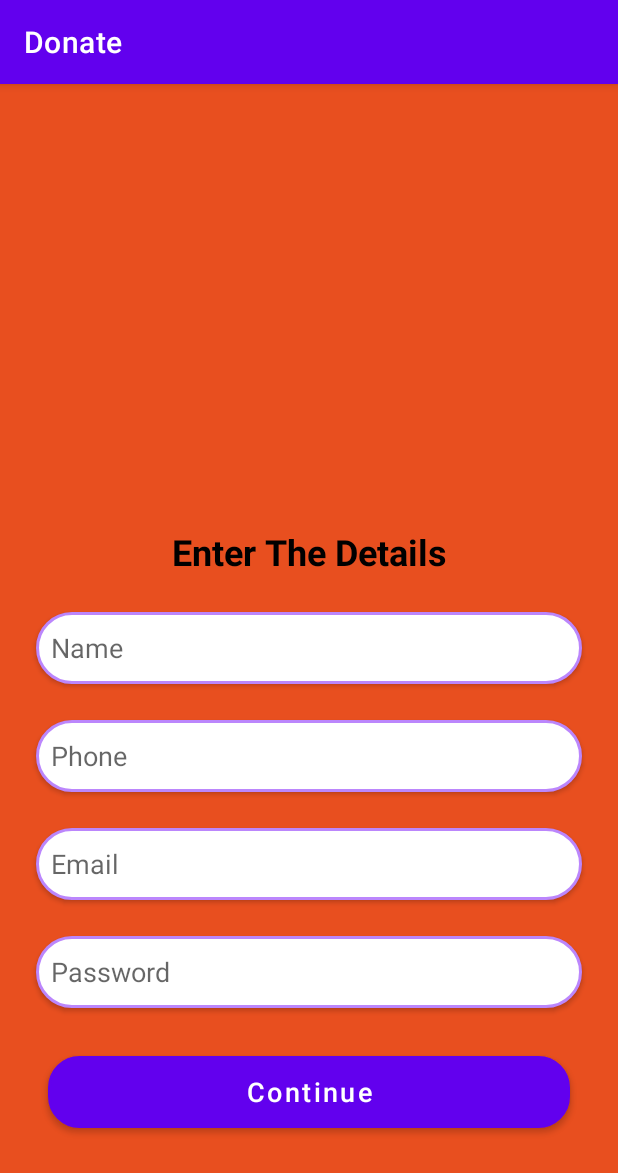
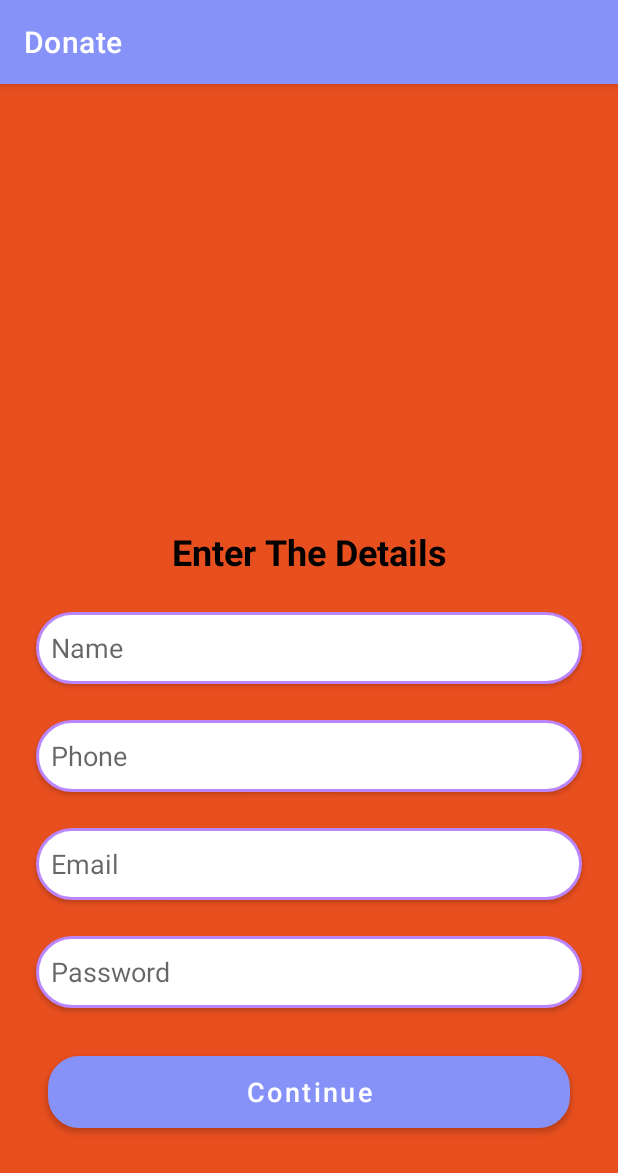
Before and after one commit to akshaymagar2003/Donate, an Android app: the screen it shows after launch (RegisterActivity), after a tap on "Register", on a phone screen of 412 x 824 dp. Shown: the top 1173 px of the screen. Run offline under Robolectric (Android 15) with nearby library versions, the phone set to English and light mode, and no system bars; our stand-ins replace Firebase (no records; nobody signed in at launch, a user with empty details on screens opened directly), navigation-ui; libraries missing offline, so code that uses them is left out: com.denzcoskun.imageslider; 5 statements that could not run were skipped.

Commit message:
homepage Inhanced

```diff
--- a/app/build.gradle
+++ b/app/build.gradle
@@ -41,6 +41,7 @@ android {
 }
 
 dependencies {
+    implementation 'com.github.denzcoskun:ImageSlideshow:0.1.0'
     implementation 'com.google.code.gson:gson:2.9.0'
     implementation 'androidx.core:core-ktx:1.7.0'
     implementation 'androidx.appcompat:appcompat:1.6.1'
--- a/app/src/main/java/com/example/donate/Forms/ItemViewFragment.kt
+++ b/app/src/main/java/com/example/donate/Forms/ItemViewFragment.kt
@@ -7,13 +7,17 @@ import android.view.LayoutInflater
 import android.view.View
 import android.view.ViewGroup
 import android.widget.Toast
+import androidx.appcompat.app.AppCompatActivity
 import androidx.fragment.app.Fragment
 import androidx.lifecycle.Observer
 import androidx.lifecycle.ViewModelProvider
 import androidx.recyclerview.widget.LinearLayoutManager
+import com.denzcoskun.imageslider.constants.ScaleTypes
+import com.denzcoskun.imageslider.models.SlideModel
 import com.example.donate.Adapter.MyAdapter
 import com.example.donate.Models.Order
 import com.example.donate.Models.UserViewModel
+import com.example.donate.R
 import com.example.donate.Repository.UserViewModelFactory
 
 import com.example.donate.databinding.FragmentItemViewBinding
@@ -25,7 +29,7 @@ lateinit var adapter:MyAdapter
 class ItemViewFragment : Fragment() {
     private var _binding: FragmentItemViewBinding? = null
     private val binding get() = _binding!!
-
+    val imageList = ArrayList<SlideModel>()
 
     override fun onCreateView(
         inflater: LayoutInflater,
@@ -34,7 +38,7 @@ class ItemViewFragment : Fragment() {
     ): View? {
         _binding = FragmentItemViewBinding.inflate(inflater, container, false)
         val view = binding.root
-
+        (requireActivity() as AppCompatActivity).supportActionBar?.show()
         return view
     }
 
@@ -44,6 +48,17 @@ class ItemViewFragment : Fragment() {
         binding.recycler.setHasFixedSize(true)
         adapter= MyAdapter(::onItemClicked)
         binding.recycler.adapter= adapter
+
+
+        imageList.add(SlideModel(R.drawable.image1,ScaleTypes.FIT))
+        imageList.add(SlideModel(R.drawable.image2,ScaleTypes.FIT))
+        imageList.add(SlideModel(R.drawable.image3,ScaleTypes.FIT))
+        imageList.add(SlideModel(R.drawable.image4,ScaleTypes.FIT))
+        binding.imageSlider.setImageList(imageList,ScaleTypes.FIT)
+
+
+
+
         val preferences = requireActivity().getPreferences(Context.MODE_PRIVATE)
         val value = preferences.getString("Email", "error")
         Log.d("testing","$value")
--- a/app/src/main/java/com/example/donate/Forms/ProfileFragment.kt
+++ b/app/src/main/java/com/example/donate/Forms/ProfileFragment.kt
@@ -1,11 +1,13 @@
 package com.example.donate.Forms
 
 import android.os.Bundle
-import androidx.fragment.app.Fragment
 import android.view.LayoutInflater
 import android.view.View
 import android.view.ViewGroup
+import androidx.appcompat.app.AppCompatActivity
+import androidx.fragment.app.Fragment
 import com.example.donate.R
+
 
 // TODO: Rename parameter arguments, choose names that match
 // the fragment initialization parameters, e.g. ARG_ITEM_NUMBER
@@ -28,6 +30,7 @@ class ProfileFragment : Fragment() {
             param1 = it.getString(ARG_PARAM1)
             param2 = it.getString(ARG_PARAM2)
         }
+        (activity as AppCompatActivity?)!!.supportActionBar!!.hide()
     }
 
     override fun onCreateView(
--- a/app/src/main/res/values/colors.xml
+++ b/app/src/main/res/values/colors.xml
@@ -16,4 +16,6 @@
     <color name="contentTextColor">#020000</color>
     <color name="imageBorderColor">#E01E7A</color>
     <color name="miniTitle">#2A2E43</color>
+    <color name="lavender">#8692f7</color>
+
 </resources>
--- a/app/src/main/res/values/themes.xml
+++ b/app/src/main/res/values/themes.xml
@@ -2,7 +2,7 @@
     <!-- Base application theme. -->
     <style name="Theme.Donate" parent="Theme.MaterialComponents.DayNight.DarkActionBar">
         <!-- Primary brand color. -->
-        <item name="colorPrimary">@color/purple_500</item>
+        <item name="colorPrimary">@color/lavender</item>
         <item name="colorPrimaryVariant">@color/purple_700</item>
         <item name="colorOnPrimary">@color/white</item>
         <!-- Secondary brand color. -->
@@ -10,7 +10,7 @@
         <item name="colorSecondaryVariant">@color/teal_700</item>
         <item name="colorOnSecondary">@color/black</item>
         <!-- Status bar color. -->
-        <item name="android:statusBarColor" tools:targetApi="21">?attr/colorPrimaryVariant</item>
+        <item name="android:statusBarColor" tools:targetApi="21">@color/lavender</item>
         <!-- Customize your theme here. -->
     </style>
     <style name="Theme.Fab_Bottom_app_bar" parent="Theme.MaterialComponents.DayNight.NoActionBar">
```
Also changed, not shown: app/src/main/res/layout/fragment_item_view.xml (+30 -3 lines), app/src/main/res/drawable/image1.jpg (added), app/src/main/res/drawable/image2.jpg (added), app/src/main/res/drawable/image3.jpg (added), app/src/main/res/drawable/image4.jpg (added).
